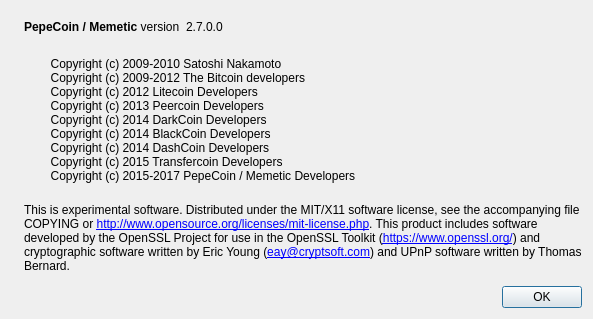
First picture: the form in src/qt/forms/aboutdialog.ui, repository projectmemetic/pepecoin, before the edit.
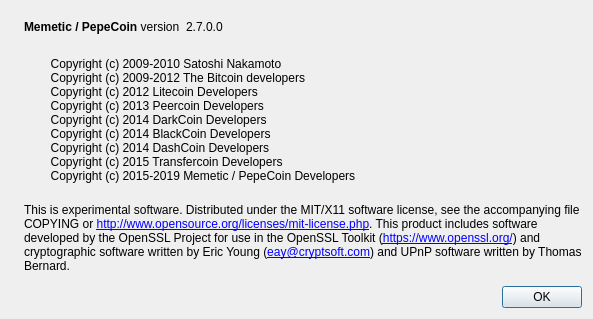
Second picture: the form after the edit. Icons and pictures are not drawn.

Commit message: Bump version to 2.9.0.0, update dates to 2019, minor cleanup

What changed in the file:
```diff
--- a/src/qt/forms/aboutdialog.ui
+++ b/src/qt/forms/aboutdialog.ui
@@ -50,7 +50,7 @@
           <cursorShape>IBeamCursor</cursorShape>
          </property>
          <property name="text">
-          <string>&lt;html&gt;&lt;head/&gt;&lt;body&gt;&lt;p&gt;&lt;span style=&quot; font-weight:600;&quot;&gt;PepeCoin / Memetic &lt;/span&gt;version&lt;/p&gt;&lt;/body&gt;&lt;/html&gt;</string>
+          <string>&lt;html&gt;&lt;head/&gt;&lt;body&gt;&lt;p&gt;&lt;span style=&quot; font-weight:600;&quot;&gt;Memetic / PepeCoin &lt;/span&gt;version&lt;/p&gt;&lt;/body&gt;&lt;/html&gt;</string>
          </property>
          <property name="textInteractionFlags">
           <set>Qt::LinksAccessibleByMouse|Qt::TextSelectableByKeyboard|Qt::TextSelectableByMouse</set>
@@ -100,7 +100,7 @@
         Copyright (c) 2014 BlackCoin Developers
         Copyright (c) 2014 DashCoin Developers
         Copyright (c) 2015 Transfercoin Developers
-        Copyright (c) 2015-2017 PepeCoin / Memetic Developers
+        Copyright (c) 2015-2019 Memetic / PepeCoin Developers
 </string>
        </property>
        <property name="textInteractionFlags">
```
The commit also changes 11 other files.
